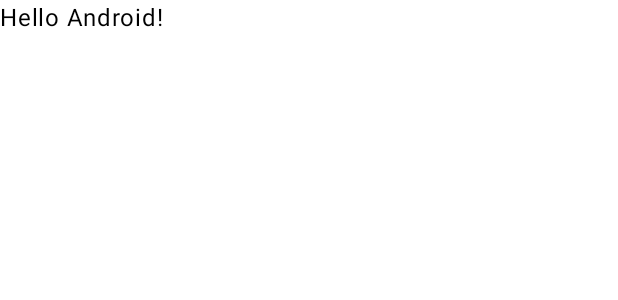
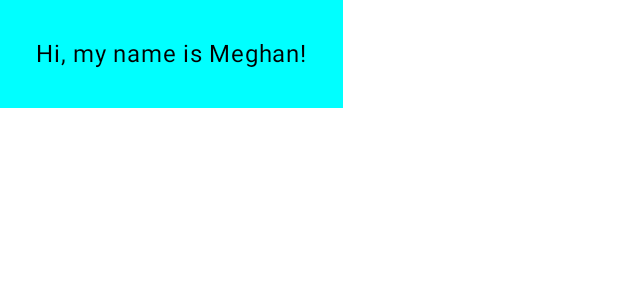
Before and after one commit to jaakkytt/android-notification-listener, an Android app built with Jetpack Compose: the @Preview function GreetingPreview, on a phone screen of 412 x 824 dp. Shown: the top 300 px of the screen. Run offline under Robolectric (Android 15) with nearby library versions, the phone set to English and light mode, and no system bars.

Commit message:
End of hello world tutorial

```diff
--- a/app/src/main/java/ee/kytt/androidnotificationlistener/MainActivity.kt
+++ b/app/src/main/java/ee/kytt/androidnotificationlistener/MainActivity.kt
@@ -7,10 +7,13 @@
 import androidx.compose.foundation.layout.fillMaxSize
 import androidx.compose.foundation.layout.padding
 import androidx.compose.material3.Scaffold
+import androidx.compose.material3.Surface
 import androidx.compose.material3.Text
 import androidx.compose.runtime.Composable
 import androidx.compose.ui.Modifier
+import androidx.compose.ui.graphics.Color
 import androidx.compose.ui.tooling.preview.Preview
+import androidx.compose.ui.unit.dp
 import ee.kytt.androidnotificationlistener.ui.theme.AndroidNotificationListenerTheme
 
 class MainActivity : ComponentActivity() {
@@ -32,16 +35,18 @@
 
 @Composable
 fun Greeting(name: String, modifier: Modifier = Modifier) {
-    Text(
-        text = "Hello $name!",
-        modifier = modifier
-    )
+    Surface(color = Color.Cyan) {
+        Text(
+            text = "Hi, my name is $name!",
+            modifier = modifier.padding(24.dp)
+        )
+    }
 }
 
-@Preview(showBackground = true)
+@Preview(showBackground = false)
 @Composable
 fun GreetingPreview() {
     AndroidNotificationListenerTheme {
-        Greeting("Android")
+        Greeting("Meghan")
     }
 }
```
